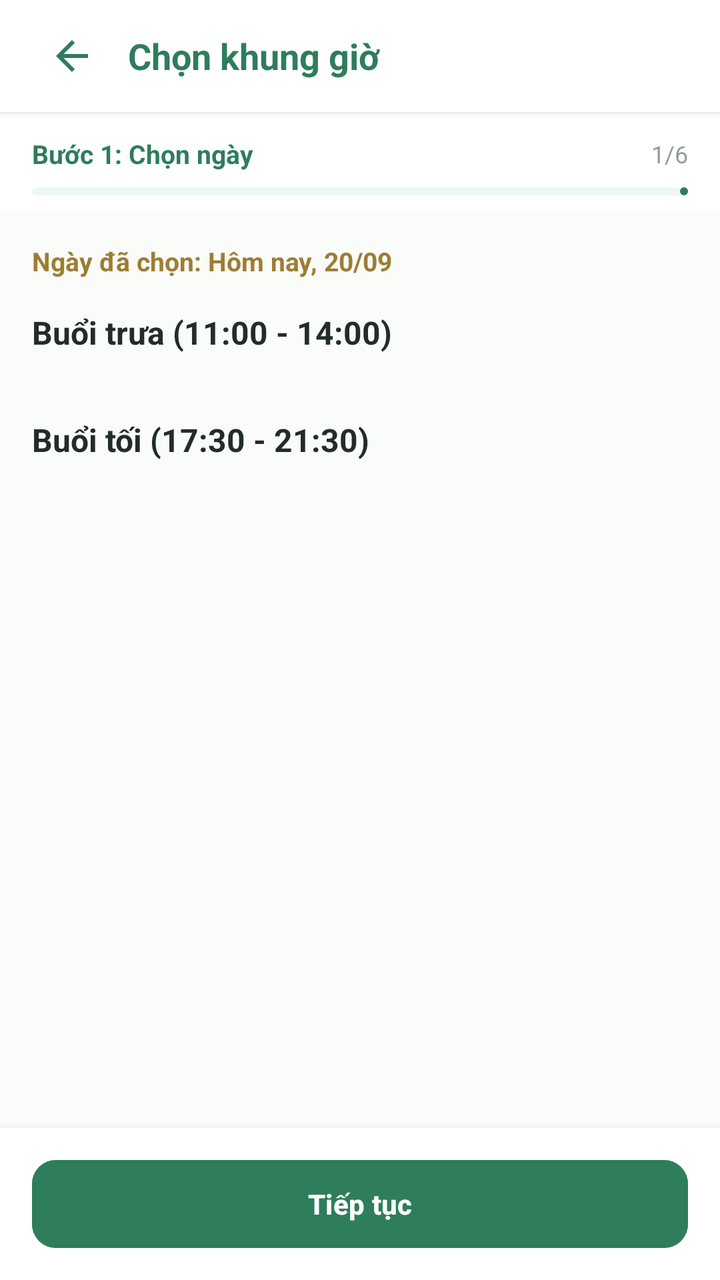
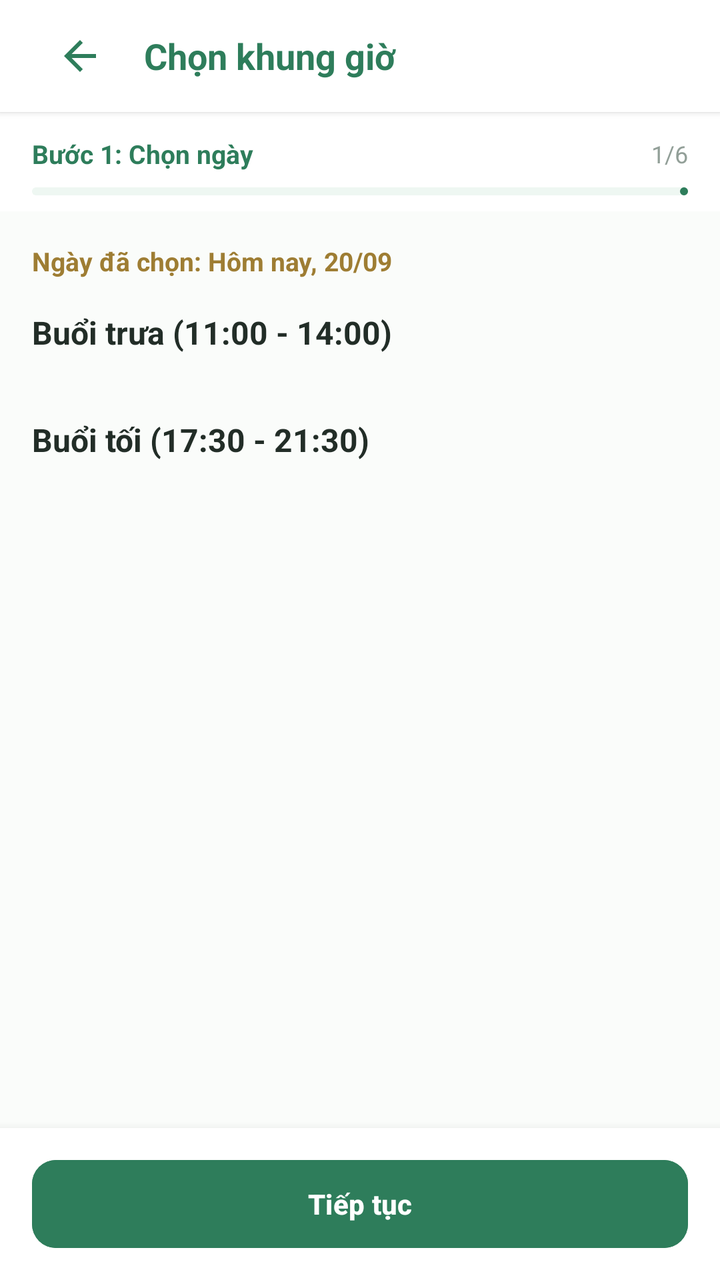

The first picture is an Android layout as it rendered before a commit; the second is the same layout after the commit. The layout source and the unified diff follow.
<!-- AndroidManifest.xml: application theme Theme.VietTable -->
<!-- res/layout/fragment_res_time.xml -->
<?xml version="1.0" encoding="utf-8"?>
<LinearLayout
    xmlns:android="http://schemas.android.com/apk/res/android"
    xmlns:app="http://schemas.android.com/apk/res-auto"
    android:layout_width="match_parent"
    android:layout_height="match_parent"
    android:background="@color/bg_cream"
    android:orientation="vertical">

    
    <LinearLayout
        android:layout_width="match_parent"
        android:layout_height="wrap_content"
        android:minHeight="56dp"
        android:tag="safe_top"
        android:background="@color/surface"
        android:elevation="2dp"
        android:gravity="center_vertical"
        android:orientation="horizontal"
        android:paddingHorizontal="16dp">

        <ImageButton
            android:id="@+id/btnBack"
            android:layout_width="40dp"
            android:layout_height="40dp"
            android:background="?attr/selectableItemBackgroundBorderless"
            android:src="@drawable/ic_back"
            app:tint="@color/primary" />

        <TextView
            android:layout_width="0dp"
            android:layout_height="wrap_content"
            android:layout_marginStart="8dp"
            android:layout_weight="1"
            android:text="Chọn khung giờ"
            android:textColor="@color/primary"
            android:textSize="18sp"
            android:textStyle="bold" />
    </LinearLayout>

    <include
        android:id="@+id/wizardProgress"
        layout="@layout/view_wizard_progress" />

    <ScrollView
        android:layout_width="match_parent"
        android:layout_height="0dp"
        android:layout_weight="1"
        android:fillViewport="true">

        <LinearLayout
            android:layout_width="match_parent"
            android:layout_height="wrap_content"
            android:orientation="vertical"
            android:padding="16dp">

            <TextView
                android:id="@+id/tvDateSelectedDisplay"
                android:layout_width="match_parent"
                android:layout_height="wrap_content"
                android:text="Ngày đã chọn: Hôm nay, 20/09"
                android:textColor="@color/accent_gold_dark"
                android:textSize="13sp"
                android:textStyle="bold" />

            
            <TextView
                android:layout_width="match_parent"
                android:layout_height="wrap_content"
                android:layout_marginTop="16dp"
                android:text="Buổi trưa (11:00 - 14:00)"
                android:textColor="@color/text_primary"
                android:textSize="16sp"
                android:textStyle="bold" />

            <com.google.android.material.chip.ChipGroup
                android:id="@+id/chipGroupLunch"
                android:layout_width="match_parent"
                android:layout_height="wrap_content"
                android:layout_marginTop="8dp"
                app:singleSelection="true" />

            
            <TextView
                android:layout_width="match_parent"
                android:layout_height="wrap_content"
                android:layout_marginTop="24dp"
                android:text="Buổi tối (17:30 - 21:30)"
                android:textColor="@color/text_primary"
                android:textSize="16sp"
                android:textStyle="bold" />

            <com.google.android.material.chip.ChipGroup
                android:id="@+id/chipGroupDinner"
                android:layout_width="match_parent"
                android:layout_height="wrap_content"
                android:layout_marginTop="8dp"
                app:singleSelection="true" />

        </LinearLayout>
    </ScrollView>

    
    <LinearLayout
        android:layout_width="match_parent"
        android:layout_height="wrap_content"
        android:minHeight="72dp"
        android:tag="safe_bottom"
        android:background="@color/surface"
        android:elevation="8dp"
        android:gravity="center"
        android:paddingHorizontal="16dp"
        android:paddingVertical="12dp">

        <com.google.android.material.button.MaterialButton
            android:id="@+id/btnContinue"
            style="@style/Widget.VietTable.Button.Primary"
            android:layout_width="match_parent"
            android:layout_height="wrap_content"
            android:text="@string/btn_continue" />
    </LinearLayout>

</LinearLayout>
<!-- res/layout/view_wizard_progress.xml (included above) -->
<?xml version="1.0" encoding="utf-8"?>
<LinearLayout
    xmlns:android="http://schemas.android.com/apk/res/android"
    xmlns:app="http://schemas.android.com/apk/res-auto"
    android:layout_width="match_parent"
    android:layout_height="wrap_content"
    android:background="@color/surface"
    android:orientation="vertical"
    android:paddingHorizontal="16dp"
    android:paddingTop="12dp"
    android:paddingBottom="8dp">

    <LinearLayout
        android:layout_width="match_parent"
        android:layout_height="wrap_content"
        android:gravity="center_vertical"
        android:orientation="horizontal">

        <TextView
            android:id="@+id/tvWizardStepName"
            android:layout_width="0dp"
            android:layout_height="wrap_content"
            android:layout_weight="1"
            android:text="Bước 1: Chọn ngày"
            android:textColor="@color/primary"
            android:textSize="13sp"
            android:textStyle="bold" />

        <TextView
            android:id="@+id/tvWizardStepFraction"
            android:layout_width="wrap_content"
            android:layout_height="wrap_content"
            android:text="1/6"
            android:textColor="@color/text_tertiary"
            android:textSize="12sp" />
    </LinearLayout>

    <com.google.android.material.progressindicator.LinearProgressIndicator
        android:id="@+id/progressWizard"
        android:layout_width="match_parent"
        android:layout_height="4dp"
        android:layout_marginTop="8dp"
        app:indicatorColor="@color/primary"
        app:trackColor="@color/primary_container"
        app:trackCornerRadius="2dp" />

</LinearLayout>
<!-- resources referenced by this layout -->
<resources>
  <color name="accent_gold_dark">#9E7D33</color>
  <color name="bg_cream">#FAFCFA</color>
  <color name="primary">#2E7D5B</color>
  <color name="primary_container">#EEF7F2</color>
  <color name="surface">#FFFFFF</color>
  <color name="text_primary">#222D27</color>
  <color name="text_tertiary">#929F98</color>
  <string name="btn_continue">Tiếp tục</string>
  <style name="Theme.VietTable" parent="Base.Theme.VietTable" />
  <dimen name="btn_height_primary">52dp</dimen>
  <dimen name="radius_medium">12dp</dimen>
  <style name="Base.Theme.VietTable" parent="Theme.Material3.Light.NoActionBar">
          
          <item name="colorPrimary">@color/primary</item>
          <item name="colorPrimaryDark">@color/primary_dark</item>
          <item name="colorOnPrimary">@color/on_primary</item>
          <item name="colorPrimaryContainer">@color/primary_container</item>
          <item name="colorOnPrimaryContainer">@color/on_primary_container</item>
  
          <item name="colorSecondary">@color/accent_gold</item>
          <item name="colorOnSecondary">@color/white</item>
          <item name="colorSecondaryContainer">@color/accent_gold_container</item>
          <item name="colorOnSecondaryContainer">@color/accent_gold_dark</item>
  
          <item name="android:colorBackground">@color/bg_cream</item>
          <item name="colorSurface">@color/surface</item>
          <item name="colorOnSurface">@color/text_primary</item>
          <item name="colorSurfaceVariant">@color/surface_variant</item>
  
          <item name="colorError">@color/semantic_error</item>
          <item name="colorOnError">@color/white</item>
  
          
          <item name="android:statusBarColor">@android:color/transparent</item>
          <item name="android:windowLightStatusBar">true</item>
          <item name="android:navigationBarColor">@android:color/transparent</item>
          <item name="android:windowLightNavigationBar">true</item>
  
          
          <item name="colorAccent">@color/primary</item>
          <item name="alertDialogTheme">@style/ThemeOverlay.VietTable.Dialog.Alert</item>
          <item name="materialAlertDialogTheme">@style/ThemeOverlay.VietTable.MaterialAlertDialog</item>
          <item name="buttonBarPositiveButtonStyle">@style/Widget.VietTable.Dialog.Button.Positive</item>
          <item name="buttonBarNegativeButtonStyle">@style/Widget.VietTable.Dialog.Button.Negative</item>
          <item name="buttonBarNeutralButtonStyle">@style/Widget.VietTable.Dialog.Button.Neutral</item>
          <item name="materialButtonStyle">@style/Widget.VietTable.Button.Primary</item>
          <item name="materialButtonOutlinedStyle">@style/Widget.VietTable.Button.Outlined</item>
          <item name="borderlessButtonStyle">@style/Widget.VietTable.Button.Text</item>
          <item name="materialCardViewStyle">@style/Widget.VietTable.Card</item>
          <item name="textInputStyle">@style/Widget.VietTable.TextInputLayout</item>
          <item name="toolbarStyle">@style/Widget.VietTable.Toolbar</item>
          <item name="bottomNavigationStyle">@style/Widget.VietTable.BottomNavigationView</item>
      </style>
  <dimen name="text_button">14sp</dimen>
  <color name="primary_dark">#24654A</color>
  <color name="on_primary">#FFFFFF</color>
  <color name="on_primary_container">#1B4E38</color>
  <color name="accent_gold">#CCA862</color>
  <color name="white">#FFFFFFFF</color>
  <color name="accent_gold_container">#FAF5EB</color>
  <color name="surface_variant">#F3F7F5</color>
  <color name="semantic_error">#D32F2F</color>
  <color name="text_secondary">#68766E</color>
  <color name="transparent">#00000000</color>
  <dimen name="radius_large">16dp</dimen>
  <dimen name="card_elevation">1.5dp</dimen>
  <color name="divider">#E9EFEB</color>
  <dimen name="card_stroke_width">1dp</dimen>
  <style name="TextAppearance.VietTable.BottomNav.Label" parent="TextAppearance.Material3.LabelSmall">
          <item name="android:textSize">11sp</item>
          <item name="android:textStyle">normal</item>
      </style>
  <!-- unchanged entries left out for length: 17 -->
</resources>

<!-- the commit's change to res/layout/fragment_res_time.xml (unified diff, before → after) -->
@@ -21,8 +21,9 @@
 
         <ImageButton
             android:id="@+id/btnBack"
-            android:layout_width="40dp"
-            android:layout_height="40dp"
+            android:layout_width="48dp"
+            android:layout_height="48dp"
+            android:contentDescription="@string/a11y_back"
             android:background="?attr/selectableItemBackgroundBorderless"
             android:src="@drawable/ic_back"
             app:tint="@color/primary" />
<!-- resource entries referenced after the edit -->
@@ -7,6 +7,7 @@
   <color name="surface">#FFFFFF</color>
   <color name="text_primary">#222D27</color>
   <color name="text_tertiary">#929F98</color>
+  <string name="a11y_back">Quay lại</string>
   <string name="btn_continue">Tiếp tục</string>
   <style name="Theme.VietTable" parent="Base.Theme.VietTable" />
   <dimen name="btn_height_primary">52dp</dimen>
@@ -36,7 +37,6 @@
           <item name="android:statusBarColor">@android:color/transparent</item>
           <item name="android:windowLightStatusBar">true</item>
           <item name="android:navigationBarColor">@android:color/transparent</item>
-          <item name="android:windowLightNavigationBar">true</item>
   
           
           <item name="colorAccent">@color/primary</item>
